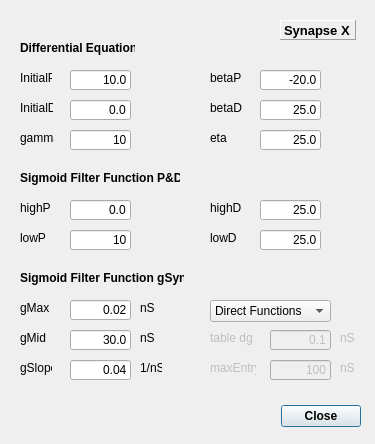
Above: src/gui/ODESTDPDlg.ui from CompEphys-team/stdpc before the change. Below: the same form after it.
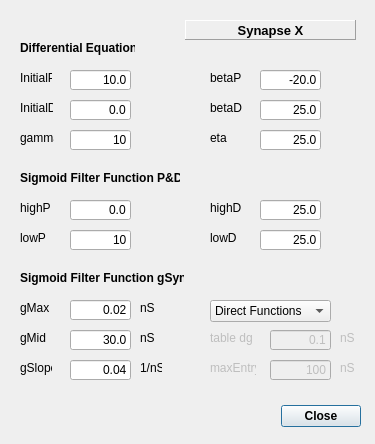
That is the form after the change.

```diff
--- a/src/gui/ODESTDPDlg.ui
+++ b/src/gui/ODESTDPDlg.ui
@@ -777,9 +777,9 @@
    </property>
    <property name="geometry">
     <rect>
-     <x>280</x>
+     <x>185</x>
      <y>20</y>
-     <width>76</width>
+     <width>171</width>
      <height>20</height>
     </rect>
    </property>
@@ -811,6 +811,9 @@
    <property name="text">
     <string>Synapse X</string>
    </property>
+   <property name="alignment">
+    <set>Qt::AlignCenter</set>
+   </property>
   </widget>
  </widget>
  <resources/>
```
